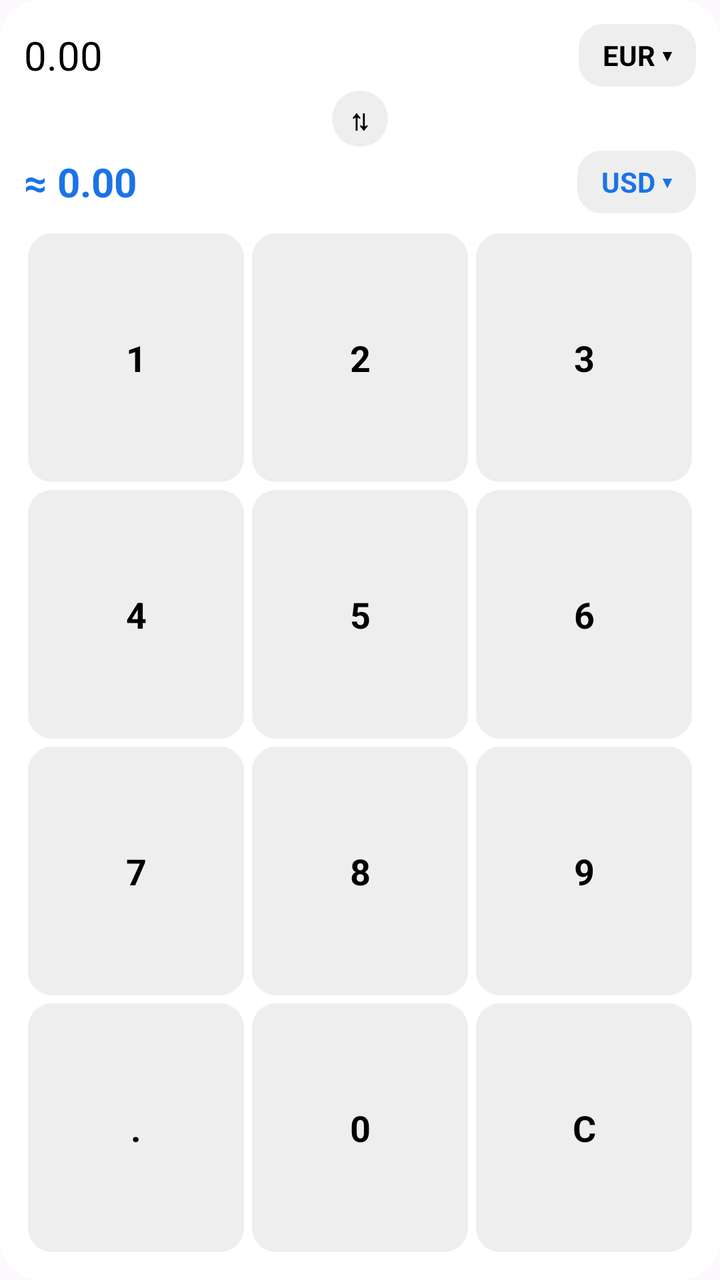
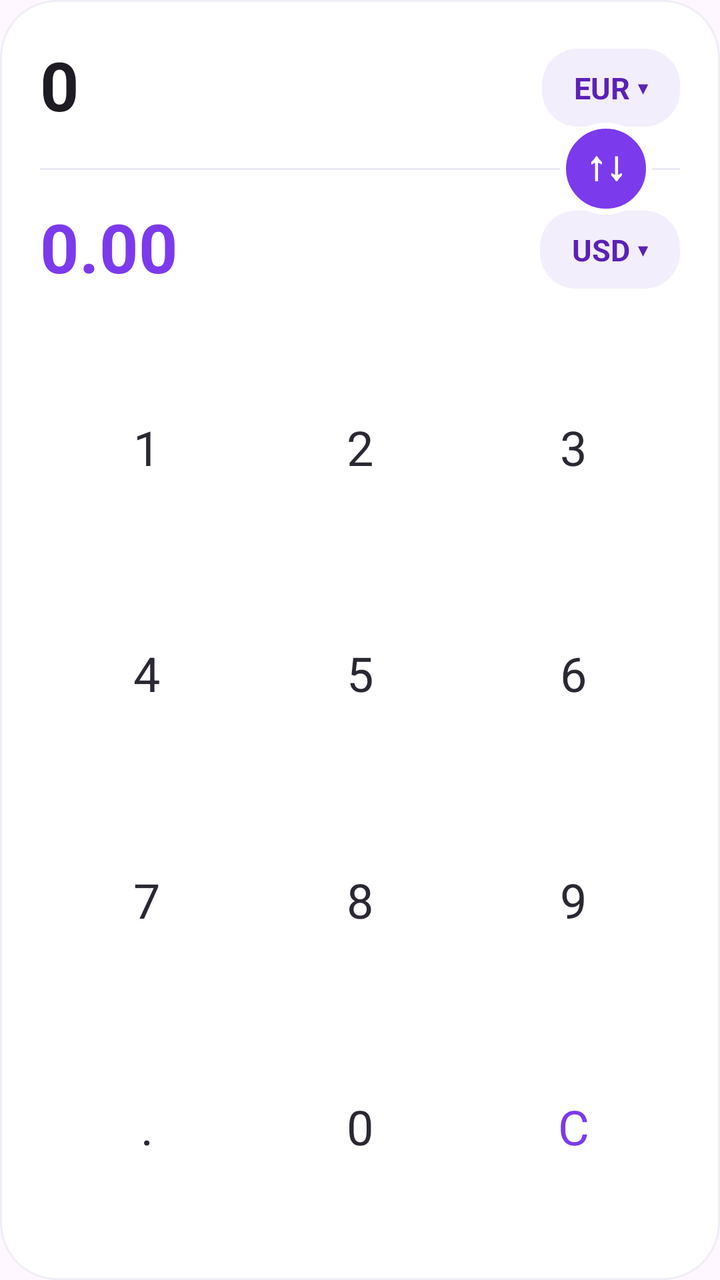

The first picture is an Android layout as it rendered before a commit; the second is the same layout after the commit. The layout source and the unified diff follow.
<!-- AndroidManifest.xml: application theme Theme.CurrencyConverterWidget -->
<!-- res/layout/currency_widget.xml -->
<?xml version="1.0" encoding="utf-8"?>
<LinearLayout xmlns:android="http://schemas.android.com/apk/res/android"
    android:layout_width="match_parent"
    android:layout_height="match_parent"
    android:orientation="vertical"
    android:background="@drawable/widget_background"
    android:padding="12dp">

    
    <LinearLayout
        android:layout_width="match_parent"
        android:layout_height="wrap_content"
        android:orientation="horizontal"
        android:gravity="center_vertical">

        <TextView
            android:id="@+id/amountText"
            android:layout_width="0dp"
            android:layout_height="wrap_content"
            android:layout_weight="1"
            android:text="0.00"
            android:textSize="20sp"
            android:textColor="#000000"
            android:maxLines="1"
            android:ellipsize="start" />

        <TextView
            android:id="@+id/sourceCurrencyButton"
            android:layout_width="wrap_content"
            android:layout_height="wrap_content"
            android:background="@drawable/currency_button_background"
            android:paddingHorizontal="12dp"
            android:paddingVertical="6dp"
            android:text="EUR ▾"
            android:textSize="14sp"
            android:textStyle="bold"
            android:textColor="#000000" />
    </LinearLayout>

    
    <LinearLayout
        android:layout_width="match_parent"
        android:layout_height="wrap_content"
        android:gravity="center">

        <TextView
            android:id="@+id/swapButton"
            android:layout_width="28dp"
            android:layout_height="28dp"
            android:layout_marginVertical="2dp"
            android:background="@drawable/circle_button_background"
            android:gravity="center"
            android:text="⇅"
            android:textSize="14sp"
            android:textStyle="bold"
            android:textColor="#000000" />
    </LinearLayout>

    
    <LinearLayout
        android:layout_width="match_parent"
        android:layout_height="wrap_content"
        android:orientation="horizontal"
        android:gravity="center_vertical"
        android:layout_marginBottom="8dp">

        <TextView
            android:id="@+id/resultText"
            android:layout_width="0dp"
            android:layout_height="wrap_content"
            android:layout_weight="1"
            android:text="≈ 0.00"
            android:textSize="20sp"
            android:textStyle="bold"
            android:textColor="#1A73E8"
            android:maxLines="1"
            android:ellipsize="start" />

        <TextView
            android:id="@+id/targetCurrencyButton"
            android:layout_width="wrap_content"
            android:layout_height="wrap_content"
            android:background="@drawable/currency_button_background"
            android:paddingHorizontal="12dp"
            android:paddingVertical="6dp"
            android:text="USD ▾"
            android:textSize="14sp"
            android:textStyle="bold"
            android:textColor="#1A73E8" />
    </LinearLayout>

    
    <LinearLayout
        android:layout_width="match_parent"
        android:layout_height="0dp"
        android:layout_weight="1"
        android:orientation="vertical">

        <LinearLayout
            android:layout_width="match_parent"
            android:layout_height="0dp"
            android:layout_weight="1"
            android:orientation="horizontal">
            <TextView android:id="@+id/key1" style="@style/KeypadKey" android:text="1"/>
            <TextView android:id="@+id/key2" style="@style/KeypadKey" android:text="2"/>
            <TextView android:id="@+id/key3" style="@style/KeypadKey" android:text="3"/>
        </LinearLayout>

        <LinearLayout
            android:layout_width="match_parent"
            android:layout_height="0dp"
            android:layout_weight="1"
            android:orientation="horizontal">
            <TextView android:id="@+id/key4" style="@style/KeypadKey" android:text="4"/>
            <TextView android:id="@+id/key5" style="@style/KeypadKey" android:text="5"/>
            <TextView android:id="@+id/key6" style="@style/KeypadKey" android:text="6"/>
        </LinearLayout>

        <LinearLayout
            android:layout_width="match_parent"
            android:layout_height="0dp"
            android:layout_weight="1"
            android:orientation="horizontal">
            <TextView android:id="@+id/key7" style="@style/KeypadKey" android:text="7"/>
            <TextView android:id="@+id/key8" style="@style/KeypadKey" android:text="8"/>
            <TextView android:id="@+id/key9" style="@style/KeypadKey" android:text="9"/>
        </LinearLayout>

        <LinearLayout
            android:layout_width="match_parent"
            android:layout_height="0dp"
            android:layout_weight="1"
            android:orientation="horizontal">
            <TextView android:id="@+id/keyDot" style="@style/KeypadKey" android:text="."/>
            <TextView android:id="@+id/key0" style="@style/KeypadKey" android:text="0"/>
            <TextView android:id="@+id/keyClearAll" style="@style/KeypadKey" android:text="C"/>
        </LinearLayout>

    </LinearLayout>

</LinearLayout>
<!-- resources referenced by this layout -->
<resources>
  <!-- drawable circle_button_background (drawable) -->
  <?xml version="1.0" encoding="utf-8"?>
  <shape xmlns:android="http://schemas.android.com/apk/res/android" android:shape="oval">
      <solid android:color="#EEEEEE"/>
  </shape>
  <!-- drawable currency_button_background (drawable) -->
  <?xml version="1.0" encoding="utf-8"?>
  <shape xmlns:android="http://schemas.android.com/apk/res/android" android:shape="rectangle">
      <solid android:color="#EEEEEE"/>
      <corners android:radius="12dp"/>
  </shape>
  <!-- drawable widget_background (drawable) -->
  <?xml version="1.0" encoding="utf-8"?>
  <shape xmlns:android="http://schemas.android.com/apk/res/android" android:shape="rectangle">
      <solid android:color="#FFFFFF"/>
      <corners android:radius="20dp"/>
  </shape>
  <style name="KeypadKey">
          <item name="android:layout_width">0dp</item>
          <item name="android:layout_height">match_parent</item>
          <item name="android:layout_weight">1</item>
          <item name="android:layout_margin">2dp</item>
          <item name="android:background">@drawable/currency_button_background</item>
          <item name="android:gravity">center</item>
          <item name="android:textSize">18sp</item>
          <item name="android:textStyle">bold</item>
          <item name="android:textColor">#000000</item>
      </style>
  <style name="Theme.CurrencyConverterWidget" parent="Base.Theme.CurrencyConverterWidget" />
  <style name="Base.Theme.CurrencyConverterWidget" parent="Theme.Material3.DayNight.NoActionBar">
          
          
      </style>
</resources>

<!-- the commit's change to res/layout/currency_widget.xml (unified diff, before → after) -->
@@ -4,96 +4,124 @@
     android:layout_height="match_parent"
     android:orientation="vertical"
     android:background="@drawable/widget_background"
-    android:padding="12dp">
+    android:padding="20dp">
 
     
-    <LinearLayout
+    <FrameLayout
         android:layout_width="match_parent"
-        android:layout_height="wrap_content"
-        android:orientation="horizontal"
-        android:gravity="center_vertical">
+        android:layout_height="wrap_content">
 
-        <TextView
-            android:id="@+id/amountText"
-            android:layout_width="0dp"
+        <LinearLayout
+            android:layout_width="match_parent"
             android:layout_height="wrap_content"
-            android:layout_weight="1"
-            android:text="0.00"
-            android:textSize="20sp"
-            android:textColor="#000000"
-            android:maxLines="1"
-            android:ellipsize="start" />
+            android:orientation="vertical">
 
-        <TextView
-            android:id="@+id/sourceCurrencyButton"
-            android:layout_width="wrap_content"
-            android:layout_height="wrap_content"
-            android:background="@drawable/currency_button_background"
-            android:paddingHorizontal="12dp"
-            android:paddingVertical="6dp"
-            android:text="EUR ▾"
-            android:textSize="14sp"
-            android:textStyle="bold"
-            android:textColor="#000000" />
-    </LinearLayout>
+            
+            <LinearLayout
+                android:layout_width="match_parent"
+                android:layout_height="wrap_content"
+                android:orientation="horizontal"
+                android:gravity="center_vertical">
 
-    
-    <LinearLayout
-        android:layout_width="match_parent"
-        android:layout_height="wrap_content"
-        android:gravity="center">
+                <TextView
+                    android:id="@+id/amountText"
+                    android:layout_width="0dp"
+                    android:layout_height="48dp"
+                    android:layout_weight="1"
+                    android:gravity="center_vertical"
+                    android:text="0"
+                    android:textStyle="bold"
+                    android:textColor="#1F1B24"
+                    android:maxLines="1"
+                    android:ellipsize="end"
+                    android:includeFontPadding="false"
+                    android:autoSizeTextType="uniform"
+                    android:autoSizePresetSizes="@array/amount_text_sizes" />
 
+                <TextView
+                    android:id="@+id/sourceCurrencyButton"
+                    android:layout_width="wrap_content"
+                    android:layout_height="wrap_content"
+                    android:layout_marginStart="2dp"
+                    android:background="@drawable/currency_pill_background"
+                    android:paddingHorizontal="16dp"
+                    android:paddingVertical="9dp"
+                    android:text="EUR ▾"
+                    android:textSize="15sp"
+                    android:textStyle="bold"
+                    android:textColor="#5B21B6" />
+            </LinearLayout>
+
+            
+            <TextView
+                android:id="@+id/divider"
+                android:layout_width="match_parent"
+                android:layout_height="1dp"
+                android:layout_marginVertical="16dp"
+                android:background="#ECE7F5"
+                android:text="" />
+
+            
+            <LinearLayout
+                android:layout_width="match_parent"
+                android:layout_height="wrap_content"
+                android:orientation="horizontal"
+                android:gravity="center_vertical">
+
+                <TextView
+                    android:id="@+id/resultText"
+                    android:layout_width="0dp"
+                    android:layout_height="48dp"
+                    android:layout_weight="1"
+                    android:gravity="center_vertical"
+                    android:text="0.00"
+                    android:textStyle="bold"
+                    android:textColor="#7C3AED"
+                    android:maxLines="1"
+                    android:ellipsize="end"
+                    android:includeFontPadding="false"
+                    android:autoSizeTextType="uniform"
+                    android:autoSizePresetSizes="@array/amount_text_sizes" />
+
+                <TextView
+                    android:id="@+id/targetCurrencyButton"
+                    android:layout_width="wrap_content"
+                    android:layout_height="wrap_content"
+                    android:layout_marginStart="2dp"
+                    android:background="@drawable/currency_pill_background"
+                    android:paddingHorizontal="16dp"
+                    android:paddingVertical="9dp"
+                    android:text="USD ▾"
+                    android:textSize="15sp"
+                    android:textStyle="bold"
+                    android:textColor="#5B21B6" />
+            </LinearLayout>
+        </LinearLayout>
+
+        
         <TextView
             android:id="@+id/swapButton"
-            android:layout_width="28dp"
-            android:layout_height="28dp"
-            android:layout_marginVertical="2dp"
-            android:background="@drawable/circle_button_background"
+            android:layout_width="46dp"
+            android:layout_height="46dp"
+            android:layout_gravity="end|center_vertical"
+            android:layout_marginEnd="14dp"
+            android:background="@drawable/swap_button_background"
             android:gravity="center"
-            android:text="⇅"
-            android:textSize="14sp"
-            android:textStyle="bold"
-            android:textColor="#000000" />
-    </LinearLayout>
-
-    
-    <LinearLayout
-        android:layout_width="match_parent"
-        android:layout_height="wrap_content"
-        android:orientation="horizontal"
-        android:gravity="center_vertical"
-        android:layout_marginBottom="8dp">
-
-        <TextView
-            android:id="@+id/resultText"
-            android:layout_width="0dp"
-            android:layout_height="wrap_content"
-            android:layout_weight="1"
-            android:text="≈ 0.00"
+            android:includeFontPadding="false"
+            android:paddingBottom="4dp"
+            android:text="↑↓"
             android:textSize="20sp"
             android:textStyle="bold"
-            android:textColor="#1A73E8"
-            android:maxLines="1"
-            android:ellipsize="start" />
+            android:textColor="#FFFFFF" />
 
-        <TextView
-            android:id="@+id/targetCurrencyButton"
-            android:layout_width="wrap_content"
-            android:layout_height="wrap_content"
-            android:background="@drawable/currency_button_background"
-            android:paddingHorizontal="12dp"
-            android:paddingVertical="6dp"
-            android:text="USD ▾"
-            android:textSize="14sp"
-            android:textStyle="bold"
-            android:textColor="#1A73E8" />
-    </LinearLayout>
+    </FrameLayout>
 
     
     <LinearLayout
         android:layout_width="match_parent"
         android:layout_height="0dp"
         android:layout_weight="1"
+        android:layout_marginTop="18dp"
         android:orientation="vertical">
 
         <LinearLayout
@@ -131,9 +159,19 @@
             android:layout_height="0dp"
             android:layout_weight="1"
             android:orientation="horizontal">
-            <TextView android:id="@+id/keyDot" style="@style/KeypadKey" android:text="."/>
-            <TextView android:id="@+id/key0" style="@style/KeypadKey" android:text="0"/>
-            <TextView android:id="@+id/keyClearAll" style="@style/KeypadKey" android:text="C"/>
+            <TextView
+                android:id="@+id/keyDot"
+                style="@style/KeypadKey"
+                android:text="."/>
+            <TextView
+                android:id="@+id/key0"
+                style="@style/KeypadKey"
+                android:text="0"/>
+            <TextView
+                android:id="@+id/keyClearAll"
+                style="@style/KeypadKey"
+                android:text="C"
+                android:textColor="#7C3AED" />
         </LinearLayout>
 
     </LinearLayout>
<!-- resource entries referenced after the edit -->
@@ -1,34 +1,75 @@
 <!-- resources referenced by this layout -->
 <resources>
-  <!-- drawable circle_button_background (drawable) -->
+  <array name="amount_text_sizes">
+          <item>21sp</item>
+          <item>27sp</item>
+          <item>34sp</item>
+      </array>
+  <!-- drawable currency_pill_background (drawable) -->
   <?xml version="1.0" encoding="utf-8"?>
-  <shape xmlns:android="http://schemas.android.com/apk/res/android" android:shape="oval">
-      <solid android:color="#EEEEEE"/>
-  </shape>
-  <!-- drawable currency_button_background (drawable) -->
+  <selector xmlns:android="http://schemas.android.com/apk/res/android">
+      <item android:state_pressed="true">
+          <shape android:shape="rectangle">
+              <solid android:color="#E4D9FA"/>
+              <corners android:radius="18dp"/>
+          </shape>
+      </item>
+      <item>
+          <shape android:shape="rectangle">
+              <solid android:color="#F3EEFC"/>
+              <corners android:radius="18dp"/>
+          </shape>
+      </item>
+  </selector>
+  <!-- drawable swap_button_background (drawable) -->
   <?xml version="1.0" encoding="utf-8"?>
-  <shape xmlns:android="http://schemas.android.com/apk/res/android" android:shape="rectangle">
-      <solid android:color="#EEEEEE"/>
-      <corners android:radius="12dp"/>
-  </shape>
+  <selector xmlns:android="http://schemas.android.com/apk/res/android">
+      <item android:state_pressed="true">
+          <shape android:shape="oval">
+              <solid android:color="#6D28D9"/>
+              <stroke android:width="3dp" android:color="#FFFFFF"/>
+          </shape>
+      </item>
+      <item>
+          <shape android:shape="oval">
+              <solid android:color="#7C3AED"/>
+              <stroke android:width="3dp" android:color="#FFFFFF"/>
+          </shape>
+      </item>
+  </selector>
   <!-- drawable widget_background (drawable) -->
   <?xml version="1.0" encoding="utf-8"?>
   <shape xmlns:android="http://schemas.android.com/apk/res/android" android:shape="rectangle">
       <solid android:color="#FFFFFF"/>
-      <corners android:radius="20dp"/>
+      <corners android:radius="28dp"/>
+      <stroke android:width="1dp" android:color="#F0EDF7"/>
   </shape>
   <style name="KeypadKey">
           <item name="android:layout_width">0dp</item>
           <item name="android:layout_height">match_parent</item>
+          <item name="android:layout_margin">2dp</item>
           <item name="android:layout_weight">1</item>
-          <item name="android:layout_margin">2dp</item>
-          <item name="android:background">@drawable/currency_button_background</item>
+          <item name="android:background">@drawable/keypad_key_background</item>
           <item name="android:gravity">center</item>
-          <item name="android:textSize">18sp</item>
-          <item name="android:textStyle">bold</item>
-          <item name="android:textColor">#000000</item>
+          <item name="android:textSize">24sp</item>
+          <item name="android:textColor">#2B2733</item>
       </style>
   <style name="Theme.CurrencyConverterWidget" parent="Base.Theme.CurrencyConverterWidget" />
+  <!-- drawable keypad_key_background (drawable) -->
+  <?xml version="1.0" encoding="utf-8"?>
+  <selector xmlns:android="http://schemas.android.com/apk/res/android">
+      <item android:state_pressed="true">
+          <shape android:shape="rectangle">
+              <solid android:color="#F3EEFC"/>
+              <corners android:radius="16dp"/>
+          </shape>
+      </item>
+      <item>
+          <shape android:shape="rectangle">
+              <solid android:color="@android:color/transparent"/>
+          </shape>
+      </item>
+  </selector>
   <style name="Base.Theme.CurrencyConverterWidget" parent="Theme.Material3.DayNight.NoActionBar">
           
           
